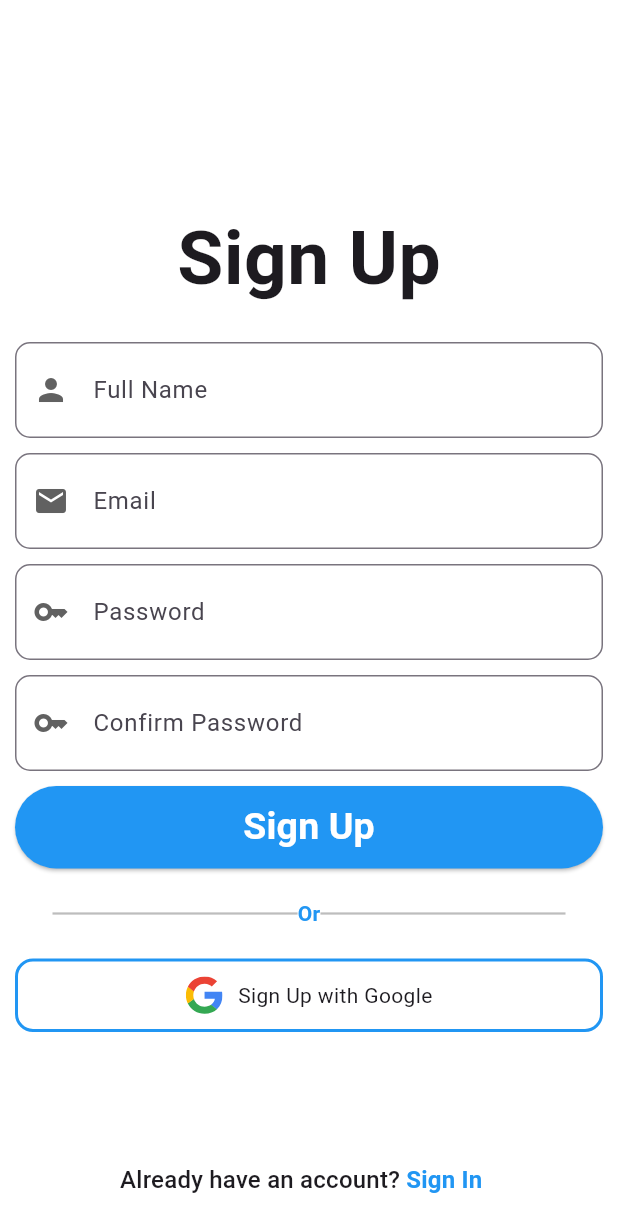
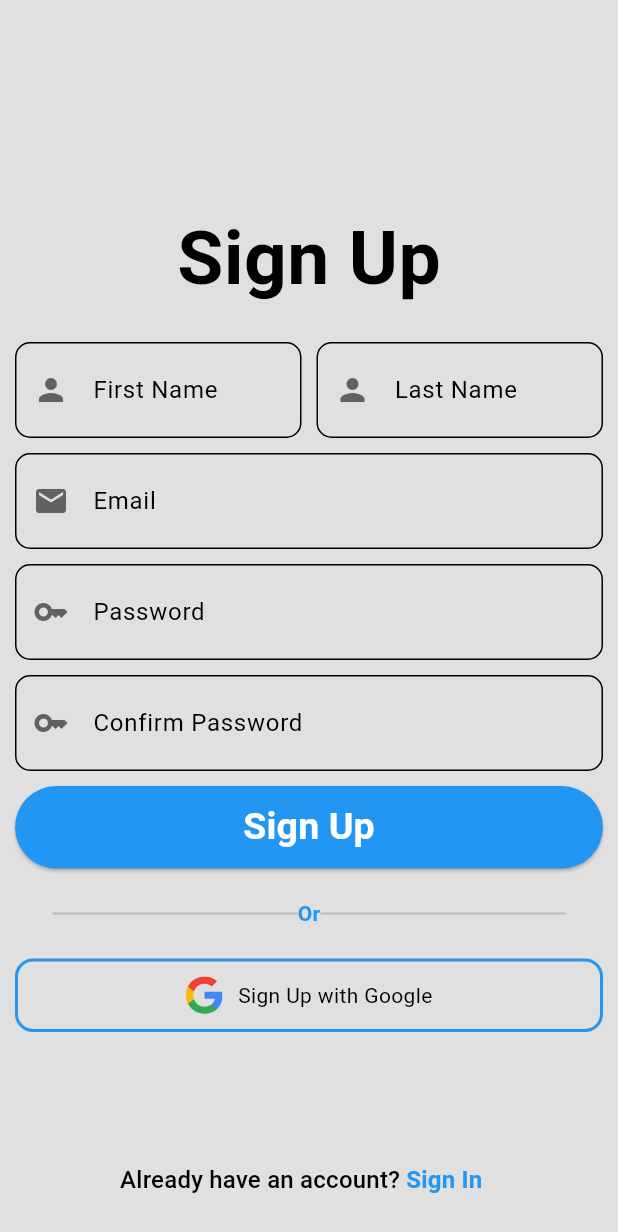
Before and after one commit to DeybFckers/Chat_App, a Flutter app: the screen it shows after launch, scrolled down 105 dp, after a tap on "Sign In", after a tap on "Create new account", on a phone screen of 412 x 824 dp. Shown: the top 1232 px of the screen. Run offline on Flutter 3.47's test engine with Material 3 defaults, Android fonts, the phone set to English and light mode, and no system bars; our stand-ins replace cloud_firestore, firebase_auth, firebase_core, flutter_dotenv, flutter_svg, get and 1 more; accounts and stored records are empty.

Commit message:
ALL UI ARE FIX NOW

```diff
--- a/lib/Screen/Form/SignUp.dart
+++ b/lib/Screen/Form/SignUp.dart
@@ -24,7 +24,8 @@ class _SignUpState extends State<SignUp> {
   final firebaseAuth = FirebaseAuth.instance;
   final firebaseStore = FirebaseFirestore.instance;
   final formKey = GlobalKey<FormState>();
-  final nameController = TextEditingController();
+  final firstNameController = TextEditingController();
+  final lastNameController = TextEditingController();
   final emailController = TextEditingController();
   final passwordController = TextEditingController();
   final confirmpassController = TextEditingController();
@@ -36,7 +37,7 @@ class _SignUpState extends State<SignUp> {
   AuthClass authClass = AuthClass();
 
   void dispose(){
-    nameController.dispose();
+    firstNameController.dispose();
     emailController.dispose();
     passwordController.dispose();
     super.dispose();
@@ -80,10 +81,24 @@ class _SignUpState extends State<SignUp> {
                           ),
                         ),
                         SizedBox(height: 20,),
-                        AuthField(
-                          labelText: 'Full Name',
-                          controller: nameController,
-                          icon: Icons.person,
+                        Row(
+                          children: [
+                            Expanded(
+                              child: AuthField(
+                                  labelText: "First Name",
+                                  controller: firstNameController,
+                                  icon: Icons.person
+                              ),
+                            ),
+                            SizedBox(width: 10),
+                            Expanded(
+                              child: AuthField(
+                                labelText: "Last Name",
+                                controller: lastNameController,
+                                icon: Icons.person
+                              ),
+                            ),
+                          ],
                         ),
                         SizedBox(height: 10,),
                         AuthField(
@@ -168,24 +183,27 @@ class _SignUpState extends State<SignUp> {
                                   UserCredential userCredential = await firebaseAuth.createUserWithEmailAndPassword(
                                       email: emailController.text, password: passwordController.text);
 
-                                  await userCredential.user?.updateDisplayName(nameController.text);
+                                  String fullName = '${firstNameController.text} ${lastNameController.text}';
+
+                                  await userCredential.user?.updateDisplayName(fullName);
+
 
                                   await firebaseStore
                                       .collection('users')
                                       .doc(userCredential.user!.uid)
                                       .set({
-                                    'Name': nameController.text,
+                                    'Name': fullName,
                                     'Email': emailController.text,
                                     'Photo': userCredential.user?.photoURL ?? '',
                                     'created_at': DateTime.now(),
                                   });
 
                                   String defaultPhotoUrl = userCredential.user?.photoURL ??
-                                      'https://ui-avatars.com/api/?name=${Uri.encodeComponent(nameController.text)}';
+                                      'https://ui-avatars.com/api/?name=${Uri.encodeComponent(fullName)}';
 
                                   Get.offAll(() => Home(
                                     uid: userCredential.user!.uid,
-                                    name: nameController.text,
+                                    name: fullName,
                                     email: emailController.text,
                                     photoUrl: defaultPhotoUrl,
                                   ));
--- /dev/null
+++ b/lib/Theme/Dark_Mode.dart
@@ -0,0 +1,11 @@
+import 'package:flutter/material.dart';
+
+ThemeData darkMode = ThemeData(
+  colorScheme: ColorScheme.dark(
+    surface: Colors.grey.shade900,
+    primary: Colors.grey.shade600,
+    secondary: Colors.grey.shade700,
+    tertiary: Colors.grey.shade800,
+    inversePrimary: Colors.grey.shade900,
+  ),
+);
--- /dev/null
+++ b/lib/Theme/Light_Mode.dart
@@ -0,0 +1,11 @@
+import 'package:flutter/material.dart';
+
+ThemeData lightMode = ThemeData(
+  colorScheme: ColorScheme.light(
+    surface: Colors.grey.shade300,
+    primary: Colors.grey.shade500,
+    secondary: Colors.grey.shade200,
+    tertiary: Colors.white,
+    inversePrimary: Colors.grey.shade900,
+  ),
+);
--- /dev/null
+++ b/lib/Theme/Theme_provider.dart
@@ -0,0 +1,24 @@
+import 'package:chat_app/Theme/Dark_Mode.dart';
+import 'package:chat_app/Theme/Light_Mode.dart';
+import 'package:flutter/material.dart';
+
+class ThemeProvider extends ChangeNotifier{
+  ThemeData _themeData = lightMode;
+
+  ThemeData get themeData => _themeData;
+
+  bool get isDarkMode => _themeData == darkMode;
+
+  set themeData(ThemeData themeData){
+    _themeData = themeData;
+    notifyListeners();
+  }
+
+  void toggleTheme(){
+    if(_themeData == lightMode){
+      themeData = darkMode;
+    }else {
+      themeData = lightMode;
+    }
+  }
+}
--- a/lib/main.dart
+++ b/lib/main.dart
@@ -1,6 +1,8 @@
 import 'package:chat_app/Screen/Form/SignIn.dart';
+import 'package:chat_app/Theme/Theme_provider.dart';
 import 'package:flutter/material.dart';
 import 'package:firebase_core/firebase_core.dart';
+import 'package:provider/provider.dart';
 import 'config/firebase_options.dart';
 import 'package:flutter_dotenv/flutter_dotenv.dart';
 import 'package:get/get.dart';
@@ -11,7 +13,12 @@ void main()async{
   await Firebase.initializeApp(
     options: DefaultFirebaseOptions.currentPlatform,
   );
-  runApp(MyApp());
+  runApp(
+    ChangeNotifierProvider(
+      create: (context) => ThemeProvider(),
+      child: MyApp(),
+    )
+  );
 }
 
 class MyApp extends StatelessWidget {
@@ -22,11 +29,8 @@ class MyApp extends StatelessWidget {
     return GetMaterialApp(
       title: 'Chat App',
       debugShowCheckedModeBanner: false,
-      theme: ThemeData(
-        scaffoldBackgroundColor: Colors.white,
-      ),
+      theme: Provider.of<ThemeProvider>(context).themeData,
       home: SignIn(),
-
     );
   }
 }
--- a/lib/widgets/MyDrawer.dart
+++ b/lib/widgets/MyDrawer.dart
@@ -13,7 +13,6 @@ class myDrawer extends StatelessWidget {
   @override
   Widget build(BuildContext context) {
     return Drawer(
-
       child: Column(
         mainAxisAlignment: MainAxisAlignment.spaceBetween,
         crossAxisAlignment: CrossAxisAlignment.stretch,
--- a/lib/widgets/UserTile.dart
+++ b/lib/widgets/UserTile.dart
@@ -27,7 +27,6 @@ class UserTile extends StatelessWidget {
       child: Container(
         // Styling the container
         decoration: BoxDecoration(
-          color: Colors.white, // Background color
           borderRadius: BorderRadius.circular(12), // Rounded corners
         ),
 
--- a/pubspec.yaml
+++ b/pubspec.yaml
@@ -41,6 +41,7 @@ dependencies:
   firebase_auth: ^5.7.0
   google_sign_in: ^6.1.6
   cloud_firestore: ^5.6.12
+  provider: ^6.1.5
 
 dev_dependencies:
   flutter_test:
```
Also changed, not shown: lib/Screen/AppScreen/ChatPage.dart (+26 -10 lines), lib/Screen/AppScreen/Settings.dart (+67 -2 lines), lib/Screen/SettingsScreen/Profile.dart (deleted), pubspec.lock. Lines whose indentation alone changed are shown as unchanged.
